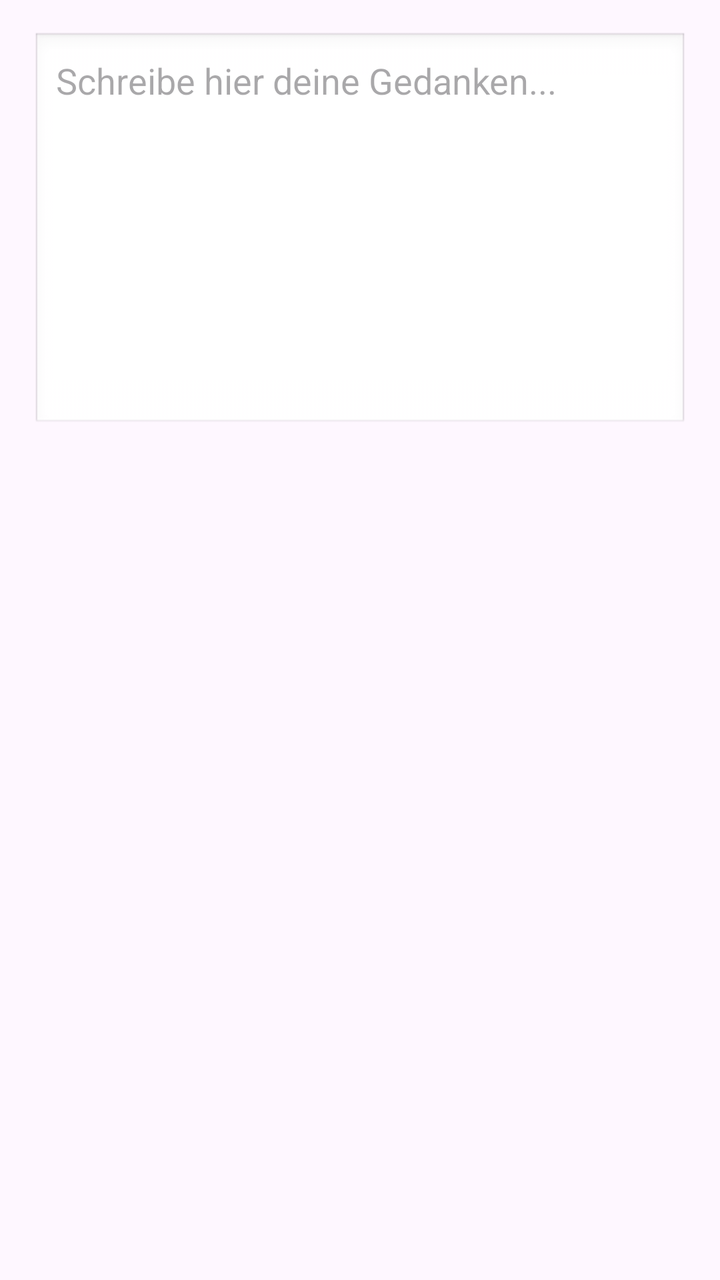
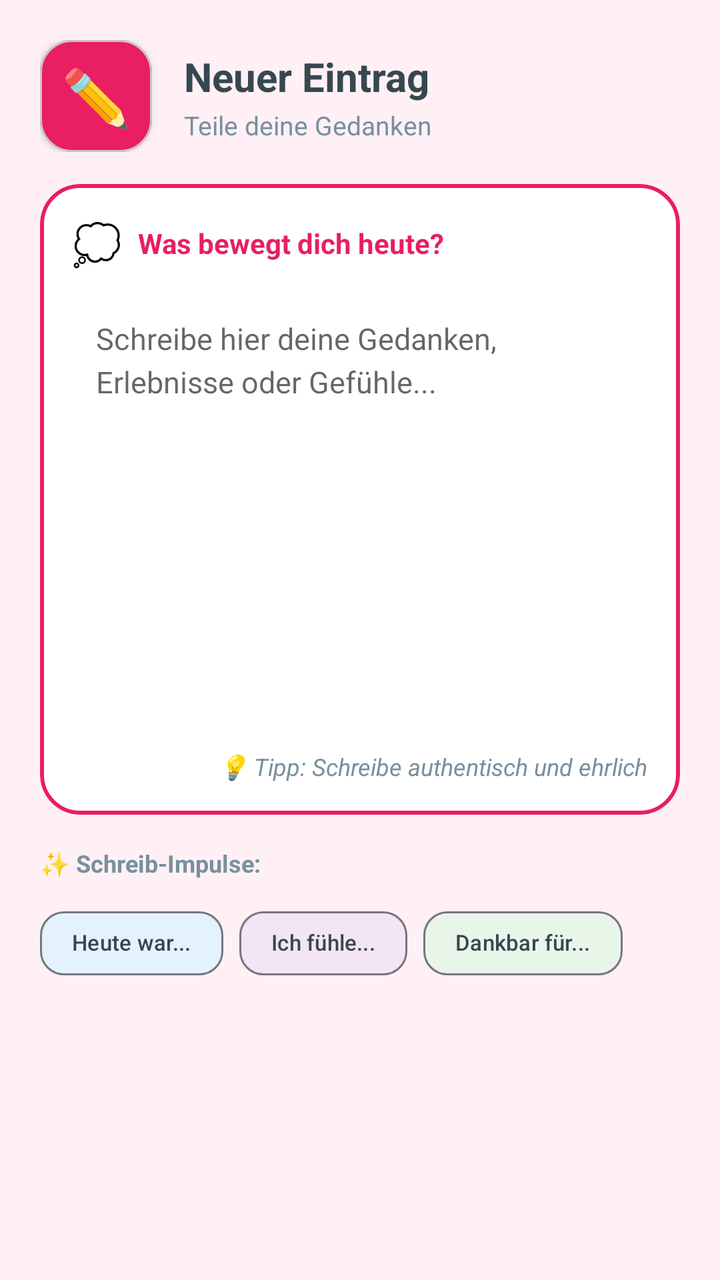

The first picture is an Android layout as it rendered before a commit; the second is the same layout after the commit. The layout source and the unified diff follow.
<!-- AndroidManifest.xml: application theme Theme.MeinTagebuch -->
<!-- res/layout/dialog_new_entry.xml -->
<?xml version="1.0" encoding="utf-8"?>
<LinearLayout
    xmlns:android="http://schemas.android.com/apk/res/android"
    android:layout_width="match_parent"
    android:layout_height="wrap_content"
    android:orientation="vertical"
    android:padding="16dp">

    <EditText
        android:id="@+id/entryEditText"
        android:layout_width="match_parent"
        android:layout_height="200dp"
        android:hint="Schreibe hier deine Gedanken..."
        android:gravity="top|start"
        android:inputType="textMultiLine|textCapSentences"
        android:padding="12dp"
        android:background="@android:drawable/edit_text"/>

</LinearLayout>
<!-- resources referenced by this layout -->
<resources>
  <style name="Theme.MeinTagebuch" parent="Base.Theme.MeinTagebuch" />
  <style name="Base.Theme.MeinTagebuch" parent="Theme.Material3.DayNight.NoActionBar">
          
          
      </style>
</resources>

<!-- the commit's change to res/layout/dialog_new_entry.xml (unified diff, before → after) -->
@@ -1,19 +1,182 @@
 <?xml version="1.0" encoding="utf-8"?>
 <LinearLayout
     xmlns:android="http://schemas.android.com/apk/res/android"
+    xmlns:app="http://schemas.android.com/apk/res-auto"
     android:layout_width="match_parent"
     android:layout_height="wrap_content"
     android:orientation="vertical"
-    android:padding="16dp">
+    android:padding="20dp"
+    android:background="@color/background">
 
-    <EditText
-        android:id="@+id/entryEditText"
+    
+    <LinearLayout
         android:layout_width="match_parent"
-        android:layout_height="200dp"
-        android:hint="Schreibe hier deine Gedanken..."
-        android:gravity="top|start"
-        android:inputType="textMultiLine|textCapSentences"
-        android:padding="12dp"
-        android:background="@android:drawable/edit_text"/>
+        android:layout_height="wrap_content"
+        android:orientation="horizontal"
+        android:gravity="center_vertical"
+        android:layout_marginBottom="16dp">
+
+        <com.google.android.material.card.MaterialCardView
+            android:layout_width="56dp"
+            android:layout_height="56dp"
+            app:cardCornerRadius="16dp"
+            app:cardElevation="2dp"
+            android:backgroundTint="@color/primary">
+
+            <TextView
+                android:layout_width="match_parent"
+                android:layout_height="match_parent"
+                android:text="✏️"
+                android:textSize="28sp"
+                android:gravity="center"/>
+        </com.google.android.material.card.MaterialCardView>
+
+        <LinearLayout
+            android:layout_width="0dp"
+            android:layout_height="wrap_content"
+            android:layout_weight="1"
+            android:orientation="vertical"
+            android:layout_marginStart="16dp">
+
+            <TextView
+                android:layout_width="match_parent"
+                android:layout_height="wrap_content"
+                android:text="Neuer Eintrag"
+                android:textSize="20sp"
+                android:textStyle="bold"
+                android:textColor="@color/primary_text"/>
+
+            <TextView
+                android:layout_width="match_parent"
+                android:layout_height="wrap_content"
+                android:text="Teile deine Gedanken"
+                android:textSize="13sp"
+                android:textColor="@color/secondary_text"
+                android:layout_marginTop="2dp"/>
+        </LinearLayout>
+    </LinearLayout>
+
+    
+    <com.google.android.material.card.MaterialCardView
+        android:layout_width="match_parent"
+        android:layout_height="wrap_content"
+        app:cardCornerRadius="20dp"
+        app:cardElevation="0dp"
+        app:strokeWidth="2dp"
+        app:strokeColor="@color/primary"
+        android:backgroundTint="@color/card_background">
+
+        <LinearLayout
+            android:layout_width="match_parent"
+            android:layout_height="wrap_content"
+            android:orientation="vertical"
+            android:padding="16dp">
+
+            
+            <LinearLayout
+                android:layout_width="match_parent"
+                android:layout_height="wrap_content"
+                android:orientation="horizontal"
+                android:gravity="center_vertical"
+                android:layout_marginBottom="12dp">
+
+                <TextView
+                    android:layout_width="wrap_content"
+                    android:layout_height="wrap_content"
+                    android:text="💭"
+                    android:textSize="20sp"
+                    android:layout_marginEnd="8dp"/>
+
+                <TextView
+                    android:layout_width="0dp"
+                    android:layout_height="wrap_content"
+                    android:layout_weight="1"
+                    android:text="Was bewegt dich heute?"
+                    android:textSize="14sp"
+                    android:textStyle="bold"
+                    android:textColor="@color/primary"/>
+            </LinearLayout>
+
+            
+            <EditText
+                android:id="@+id/entryEditText"
+                android:layout_width="match_parent"
+                android:layout_height="220dp"
+                android:hint="Schreibe hier deine Gedanken, Erlebnisse oder Gefühle..."
+                android:textColorHint="#99000000"
+                android:textColor="@color/primary_text"
+                android:textSize="15sp"
+                android:gravity="top|start"
+                android:inputType="textMultiLine|textCapSentences"
+                android:padding="12dp"
+                android:background="@null"
+                android:lineSpacingExtra="4dp"
+                android:scrollbars="vertical"/>
+
+            
+            <LinearLayout
+                android:layout_width="match_parent"
+                android:layout_height="wrap_content"
+                android:orientation="horizontal"
+                android:gravity="end"
+                android:layout_marginTop="8dp">
+
+                <TextView
+                    android:layout_width="wrap_content"
+                    android:layout_height="wrap_content"
+                    android:text="💡 Tipp: Schreibe authentisch und ehrlich"
+                    android:textSize="12sp"
+                    android:textColor="@color/secondary_text"
+                    android:textStyle="italic"/>
+            </LinearLayout>
+
+        </LinearLayout>
+    </com.google.android.material.card.MaterialCardView>
+
+    
+    <TextView
+        android:layout_width="match_parent"
+        android:layout_height="wrap_content"
+        android:text="✨ Schreib-Impulse:"
+        android:textSize="12sp"
+        android:textStyle="bold"
+        android:textColor="@color/secondary_text"
+        android:layout_marginTop="16dp"
+        android:layout_marginBottom="8dp"/>
+
+    <com.google.android.material.chip.ChipGroup
+        android:layout_width="match_parent"
+        android:layout_height="wrap_content"
+        android:layout_marginBottom="8dp"
+        app:singleSelection="false">
+
+        <com.google.android.material.chip.Chip
+            android:layout_width="wrap_content"
+            android:layout_height="wrap_content"
+            android:text="Heute war..."
+            android:textSize="11sp"
+            app:chipCornerRadius="12dp"
+            app:chipBackgroundColor="#E3F2FD"
+            android:textColor="@color/primary_text"/>
+
+        <com.google.android.material.chip.Chip
+            android:layout_width="wrap_content"
+            android:layout_height="wrap_content"
+            android:text="Ich fühle..."
+            android:textSize="11sp"
+            app:chipCornerRadius="12dp"
+            app:chipBackgroundColor="#F3E5F5"
+            android:textColor="@color/primary_text"/>
+
+        <com.google.android.material.chip.Chip
+            android:layout_width="wrap_content"
+            android:layout_height="wrap_content"
+            android:text="Dankbar für..."
+            android:textSize="11sp"
+            app:chipCornerRadius="12dp"
+            app:chipBackgroundColor="#E8F5E9"
+            android:textColor="@color/primary_text"/>
+
+    </com.google.android.material.chip.ChipGroup>
 
 </LinearLayout>
<!-- resource entries referenced after the edit -->
@@ -1,5 +1,10 @@
 <!-- resources referenced by this layout -->
 <resources>
+  <color name="background">#FFF0F5</color>
+  <color name="card_background">#FFFFFF</color>
+  <color name="primary">#E91E63</color>
+  <color name="primary_text">#37474F</color>
+  <color name="secondary_text">#78909C</color>
   <style name="Theme.MeinTagebuch" parent="Base.Theme.MeinTagebuch" />
   <style name="Base.Theme.MeinTagebuch" parent="Theme.Material3.DayNight.NoActionBar">
           
